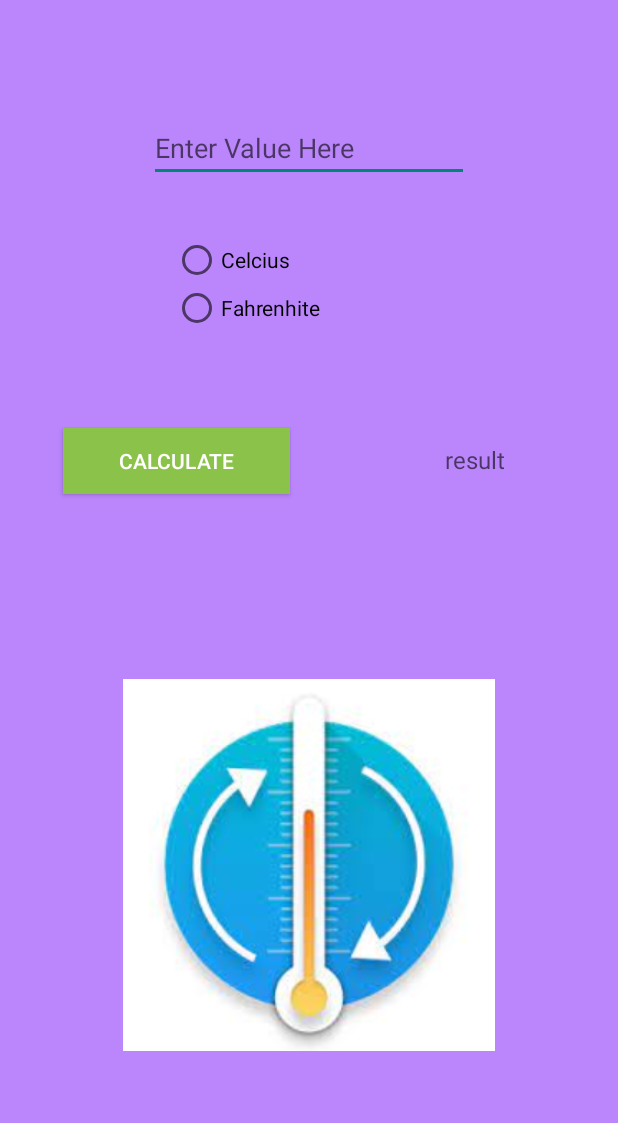
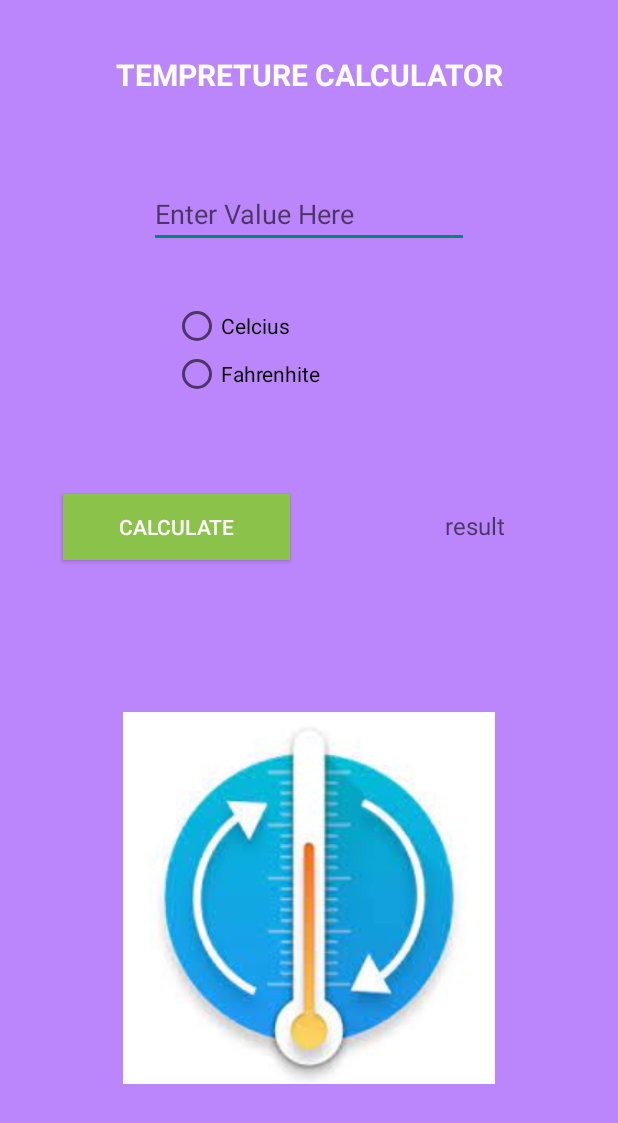
Before and after one commit to IT20126292/MAD_Activities_2021, an Android app: the screen it shows after launch (MainActivity), on a phone screen of 412 x 824 dp. Shown: the top 1123 px of the screen. Run offline under Robolectric (Android 15) with nearby library versions, the phone set to English and light mode, and no system bars.

Commit message:
My_Trempreture_Updated

```diff
--- a/app/src/main/res/layout/activity_main.xml
+++ b/app/src/main/res/layout/activity_main.xml
@@ -12,14 +12,14 @@
         android:id="@+id/Temp_iNPUT"
         android:layout_width="wrap_content"
         android:layout_height="wrap_content"
-        android:layout_marginTop="76dp"
+        android:layout_marginTop="48dp"
         android:ems="10"
         android:hint="@string/Temp_iNPUT"
         android:inputType="numberDecimal"
         app:layout_constraintEnd_toEndOf="parent"
         app:layout_constraintHorizontal_bias="0.5"
         app:layout_constraintStart_toStartOf="parent"
-        app:layout_constraintTop_toTopOf="parent" />
+        app:layout_constraintTop_toBottomOf="@+id/textView_Header" />
 
     <RadioGroup
         android:id="@+id/radioGroup"
@@ -83,4 +83,19 @@
         app:layout_constraintTop_toBottomOf="@+id/btn_Cal"
         app:srcCompat="@drawable/temperature" />
 
+    <TextView
+        android:id="@+id/textView_Header"
+        android:layout_width="349dp"
+        android:layout_height="44dp"
+        android:layout_marginTop="28dp"
+        android:gravity="center"
+        android:text="@string/textView_Header"
+        android:textColor="@color/textView_Header"
+        android:textSize="20sp"
+        android:textStyle="bold"
+        app:layout_constraintEnd_toEndOf="parent"
+        app:layout_constraintHorizontal_bias="0.5"
+        app:layout_constraintStart_toStartOf="parent"
+        app:layout_constraintTop_toTopOf="parent" />
+
 </androidx.constraintlayout.widget.ConstraintLayout>
--- a/app/src/main/res/values/colors.xml
+++ b/app/src/main/res/values/colors.xml
@@ -9,4 +9,5 @@
     <color name="white">#FFFFFFFF</color>
     <color name="btn_Cal">#FFFFFF</color>
     <color name="Tempreture_Calculator">#CCFFEB3B</color>
+    <color name="textView_Header">#FFFFFF</color>
 </resources>
--- a/app/src/main/res/values/strings.xml
+++ b/app/src/main/res/values/strings.xml
@@ -7,4 +7,5 @@
     <string name="btn_Cal">CALCULATE</string>
     <string name="result">result</string>
     <string name="tview_result">result</string>
+    <string name="textView_Header">TEMPRETURE CALCULATOR</string>
 </resources>
```
